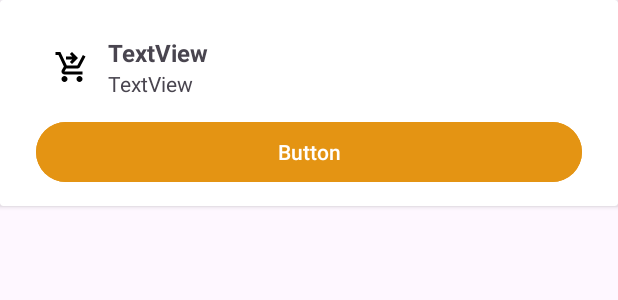
After one commit to hgergely03/SZTE-IB470G, an Android app: the layout book_card.xml on its own in the app's theme, with its tools: preview values and no code run, on a phone screen of 412 x 824 dp. The commit adds this screen. Shown: the top 300 px of the screen. Run offline under Robolectric (Android 15) with nearby library versions, the phone set to English and light mode, and no system bars.

Commit message:
Create books list

```diff
--- /dev/null
+++ b/app/src/main/res/layout/book_card.xml
@@ -0,0 +1,64 @@
+<?xml version="1.0" encoding="utf-8"?>
+<androidx.cardview.widget.CardView xmlns:android="http://schemas.android.com/apk/res/android"
+    xmlns:app="http://schemas.android.com/apk/res-auto"
+    android:layout_width="match_parent"
+    android:layout_height="wrap_content"
+    app:layout_constraintEnd_toEndOf="parent"
+    app:layout_constraintStart_toStartOf="parent"
+    app:layout_constraintTop_toTopOf="parent">
+
+    <LinearLayout
+        android:layout_width="match_parent"
+        android:layout_height="match_parent"
+        android:layout_marginLeft="12dp"
+        android:layout_marginRight="12dp"
+        android:orientation="vertical"
+        android:padding="12dp">
+
+        <LinearLayout
+            android:layout_width="match_parent"
+            android:layout_height="match_parent"
+            android:orientation="horizontal"
+            android:padding="12dp">
+
+            <ImageView
+                android:id="@+id/bookImage"
+                android:layout_width="wrap_content"
+                android:layout_height="match_parent"
+                android:layout_marginEnd="12dp"
+                app:srcCompat="@drawable/baseline_shopping_cart_checkout_24" />
+
+            <LinearLayout
+                android:layout_width="match_parent"
+                android:layout_height="wrap_content"
+                android:orientation="vertical">
+
+                <TextView
+                    android:id="@+id/bookTitle"
+                    android:layout_width="match_parent"
+                    android:layout_height="wrap_content"
+                    android:maxLines="2"
+                    android:text="TextView"
+                    android:textSize="16sp"
+                    android:textStyle="bold" />
+
+                <TextView
+                    android:id="@+id/bookAuthor"
+                    android:layout_width="match_parent"
+                    android:layout_height="wrap_content"
+                    android:text="TextView" />
+
+            </LinearLayout>
+
+        </LinearLayout>
+
+        <Button
+            android:id="@+id/bookBuyButton"
+            android:layout_width="match_parent"
+            android:layout_height="wrap_content"
+            android:backgroundTint="#E49413"
+            android:text="Button" />
+
+    </LinearLayout>
+
+</androidx.cardview.widget.CardView>
```
Also changed, not shown: app/build.gradle (+8 -0 lines), app/src/main/java/com/book/bookcorner/Book.java (added, +55 -0 lines), app/src/main/java/com/book/bookcorner/BookAdapter.java (added, +115 -0 lines), app/src/main/java/com/book/bookcorner/MainActivity.java (+47 -1 lines), app/src/main/java/com/book/bookcorner/Order.java (added, +33 -0 lines), app/src/main/res/layout/activity_main.xml (+10 -8 lines), gradle/libs.versions.toml (+8 -0 lines).
